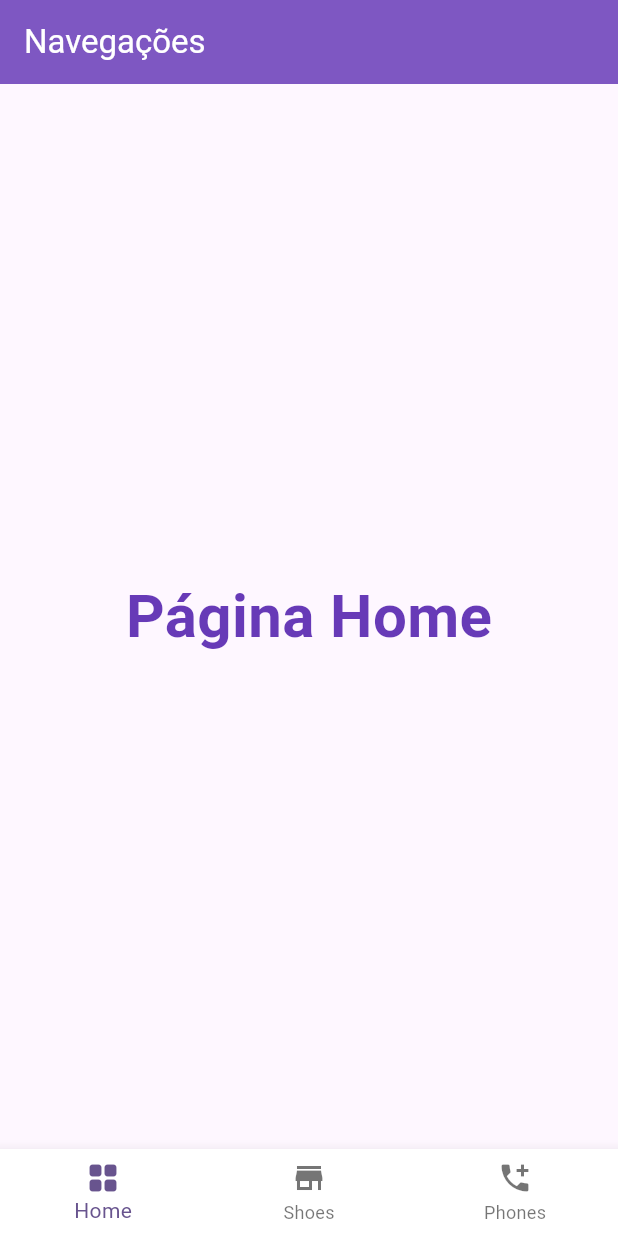
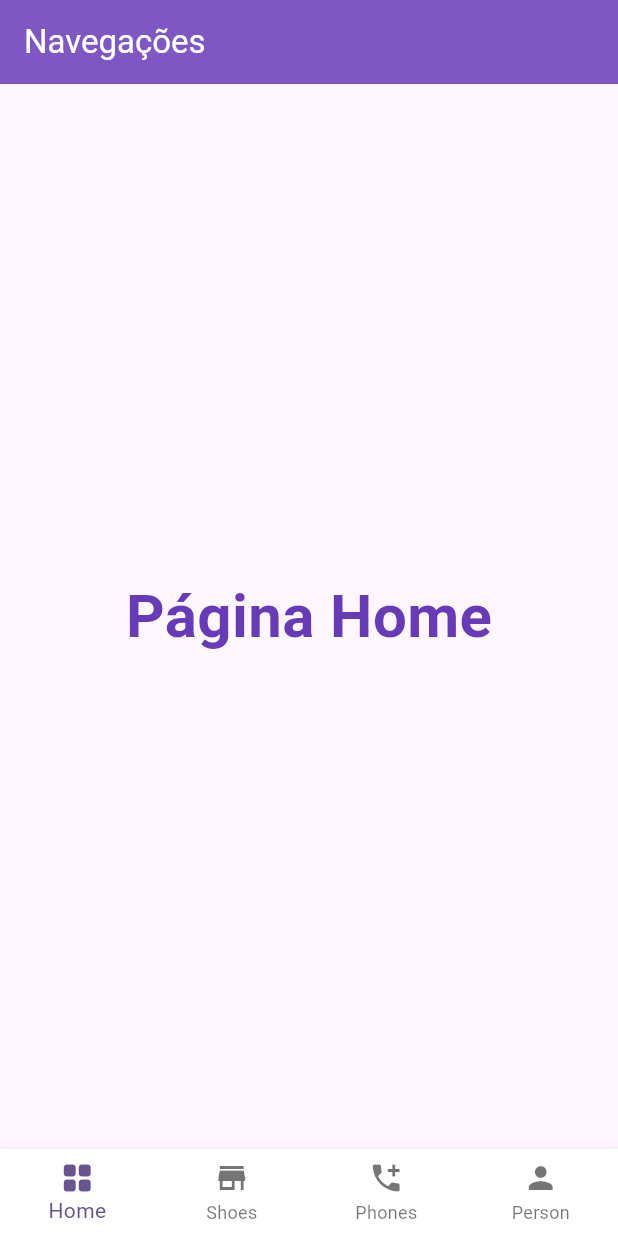
Before and after one commit to michelladambento/bottom_navigation_bar, a Flutter app: the screen it shows after launch, on a phone screen of 412 x 824 dp. Run offline on Flutter 3.47's test engine with Material 3 defaults, Android fonts, the phone set to English and light mode, and no system bars.

```diff
--- a/lib/home.dart
+++ b/lib/home.dart
@@ -22,6 +22,11 @@ class _HomeState extends State<Home> {
       "Página Phones",
       style: TextStyle(fontSize: 40, fontWeight: FontWeight.bold, color: Colors.deepPurple),
     ),
+    Text(
+      "Página Person",
+      style: TextStyle(fontSize: 40, fontWeight: FontWeight.bold, color: Colors.deepPurple),
+    ),
+
   ];
 
   @override
@@ -39,6 +44,7 @@ class _HomeState extends State<Home> {
           child: body[_currentIndex]
       ),
       bottomNavigationBar: BottomNavigationBar(
+        type: BottomNavigationBarType.fixed,
         backgroundColor: Colors.white,
         currentIndex: _currentIndex,
         items: const [
@@ -54,6 +60,10 @@ class _HomeState extends State<Home> {
               icon: Icon(Icons.add_call),
               label: 'Phones'
           ),
+          BottomNavigationBarItem(
+              icon: Icon(Icons.person),
+              label: 'Person'
+          ),
         ],
         onTap: (myIndex) {
           setState(() {
```
